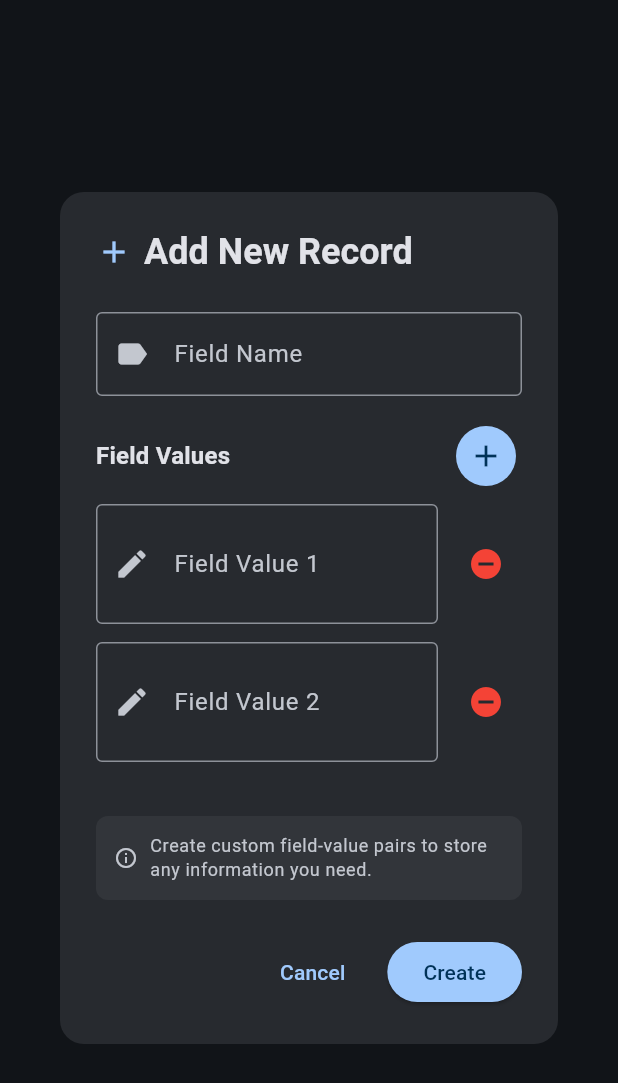
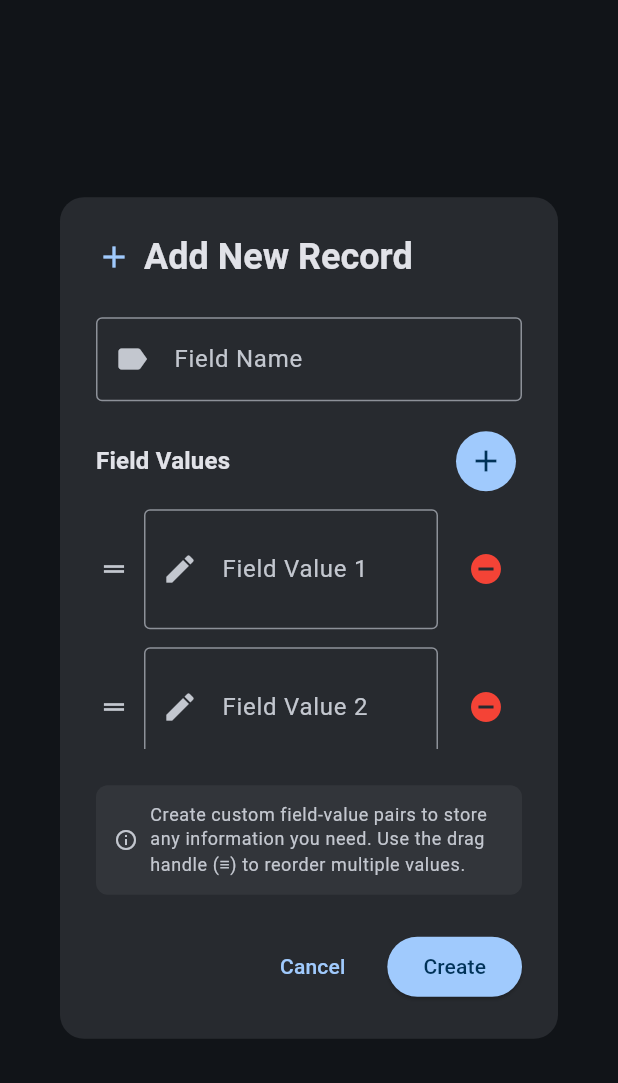
Before and after one commit to ananyaakamat/my-records-flutter-app, a Flutter app: the AddRecordDialog widget shown alone on an empty page, opened directly with empty values, after a tap on the "add" icon, on a phone screen of 412 x 824 dp. Shown: the top 1083 px of the screen. Run offline on Flutter 3.47's test engine with Material 3 defaults, Android fonts, the phone set to English and light mode, and no system bars; our stand-ins replace flutter_riverpod, flutter_secure_storage, local_auth, share_plus, shared_preferences, sqflite; missing offline and left inert: encrypt, workmanager; accounts and stored records are empty.

Commit message:
Add drag-and-drop functionality for multiple field values in Add/Edit Record screen
Features implemented:
- Add drag handle (≡) icon on the left side of each field value when multiple values exist
- Enable drag-and-drop reordering using ReorderableListView for multiple field values
- Handle appears only during Add/Edit Record operations (not in Records screen display)
- Preserve single field value layout when only one value exists
- Update help text to mention drag functionality when multiple values are present
- Maintain all existing functionality and validation

Implementation details:
- Uses ReorderableListView.builder for multiple values (>1)
- Falls back to regular TextFormField for single value
- Icons.drag_handle for consistent UI with reference design
- ReorderableDragStartListener for touch-to-drag functionality
- Dynamic help text based on field value count

UI matches reference images from requirements folder.
All functionality preserved, no layout changes except for the addition of drag handles.

```diff
--- a/lib/features/records/presentation/add_record_dialog.dart
+++ b/lib/features/records/presentation/add_record_dialog.dart
@@ -71,6 +71,17 @@ class _AddRecordDialogState extends ConsumerState<AddRecordDialog> {
         _fieldValueControllers.removeAt(index);
       });
     }
+  }
+
+  /// Reorder field values when dragged
+  void _onReorder(int oldIndex, int newIndex) {
+    setState(() {
+      if (newIndex > oldIndex) {
+        newIndex -= 1;
+      }
+      final controller = _fieldValueControllers.removeAt(oldIndex);
+      _fieldValueControllers.insert(newIndex, controller);
+    });
   }
 
   @override
@@ -164,22 +175,82 @@ class _AddRecordDialogState extends ConsumerState<AddRecordDialog> {
                   ),
                   const SizedBox(height: 8),
 
-                  // Field Value Inputs
-                  ...List.generate(_fieldValueControllers.length, (index) {
+                  // Field Value Inputs - Use ReorderableListView when multiple values
+                  _fieldValueControllers.length > 1
+                      ? SizedBox(
+                          height: _fieldValueControllers.length * 80.0,
+                          child: ReorderableListView.builder(
+                            shrinkWrap: true,
+                            physics: const NeverScrollableScrollPhysics(),
+                            onReorder: _onReorder,
+                            itemCount: _fieldValueControllers.length,
+                            itemBuilder: (context, index) {
                               return Padding(
+                                key: ValueKey('field_value_$index'),
                                 padding: const EdgeInsets.only(bottom: 12.0),
                                 child: Row(
                                   children: [
+                                    // Drag handle
+                                    Container(
+                                      width: 24,
+                                      height: 60,
+                                      alignment: Alignment.center,
+                                      child: ReorderableDragStartListener(
+                                        index: index,
+                                        child: Icon(
+                                          Icons.drag_handle,
+                                          color: Theme.of(context)
+                                              .colorScheme
+                                              .onSurfaceVariant,
+                                          size: 20,
+                                        ),
+                                      ),
+                                    ),
+                                    const SizedBox(width: 8),
                                     Expanded(
                                       child: TextFormField(
-                              controller: _fieldValueControllers[index],
+                                        controller:
+                                            _fieldValueControllers[index],
                                         decoration: InputDecoration(
-                                labelText: _fieldValueControllers.length > 1
-                                    ? 'Field Value ${index + 1}'
-                                    : 'Field Value',
-                                hintText: 'Enter the value for this field',
+                                          labelText: 'Field Value ${index + 1}',
+                                          hintText:
+                                              'Enter the value for this field',
                                           border: const OutlineInputBorder(),
                                           prefixIcon: const Icon(Icons.edit),
+                                        ),
+                                        maxLines: 3,
+                                        minLines: 1,
+                                        validator: (value) {
+                                          if (value == null ||
+                                              value.trim().isEmpty) {
+                                            return 'Please enter a field value';
+                                          }
+                                          return null;
+                                        },
+                                      ),
+                                    ),
+                                    const SizedBox(width: 8),
+                                    IconButton(
+                                      onPressed: () => _removeFieldValue(index),
+                                      icon: const Icon(Icons.remove_circle),
+                                      color: Colors.red,
+                                      tooltip: 'Remove this field value',
+                                    ),
+                                  ],
+                                ),
+                              );
+                            },
+                          ),
+                        )
+                      : Padding(
+                          padding: const EdgeInsets.only(bottom: 12.0),
+                          child: TextFormField(
+                            controller: _fieldValueControllers[0],
+                            decoration: const InputDecoration(
+                              labelText: 'Field Value',
+                              hintText: 'Enter the value for this field',
+                              border: OutlineInputBorder(),
+                              prefixIcon: Icon(Icons.edit),
                             ),
                             maxLines: 3,
                             minLines: 1,
@@ -191,19 +262,6 @@ class _AddRecordDialogState extends ConsumerState<AddRecordDialog> {
                             },
                           ),
                         ),
-                          if (_fieldValueControllers.length > 1) ...[
-                            const SizedBox(width: 8),
-                            IconButton(
-                              onPressed: () => _removeFieldValue(index),
-                              icon: const Icon(Icons.remove_circle),
-                              color: Colors.red,
-                              tooltip: 'Remove this field value',
-                            ),
-                          ],
-                        ],
-                      ),
-                    );
-                  }),
                   const SizedBox(height: 24),
 
                   // Help Text
@@ -224,7 +282,9 @@ class _AddRecordDialogState extends ConsumerState<AddRecordDialog> {
                         const SizedBox(width: 8),
                         Expanded(
                           child: Text(
-                            'Create custom field-value pairs to store any information you need.',
+                            _fieldValueControllers.length > 1
+                                ? 'Create custom field-value pairs to store any information you need. Use the drag handle (≡) to reorder multiple values.'
+                                : 'Create custom field-value pairs to store any information you need.',
                             style:
                                 Theme.of(context).textTheme.bodySmall?.copyWith(
                                       color: Theme.of(context)
```
Lines whose indentation alone changed are shown as unchanged.
